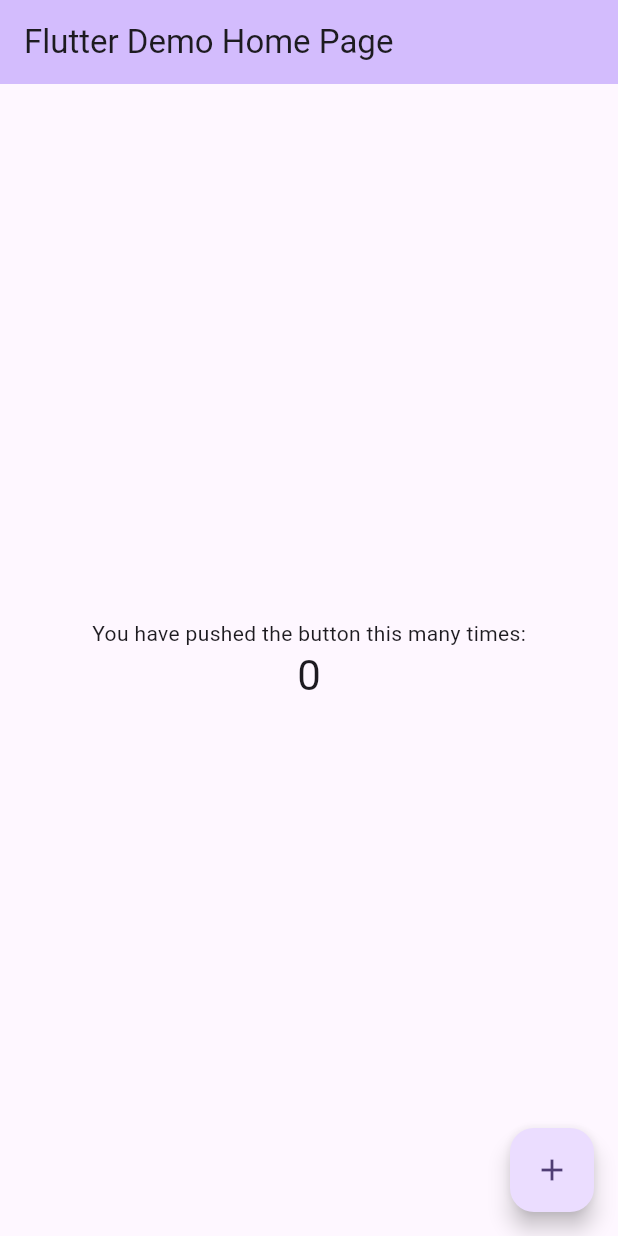
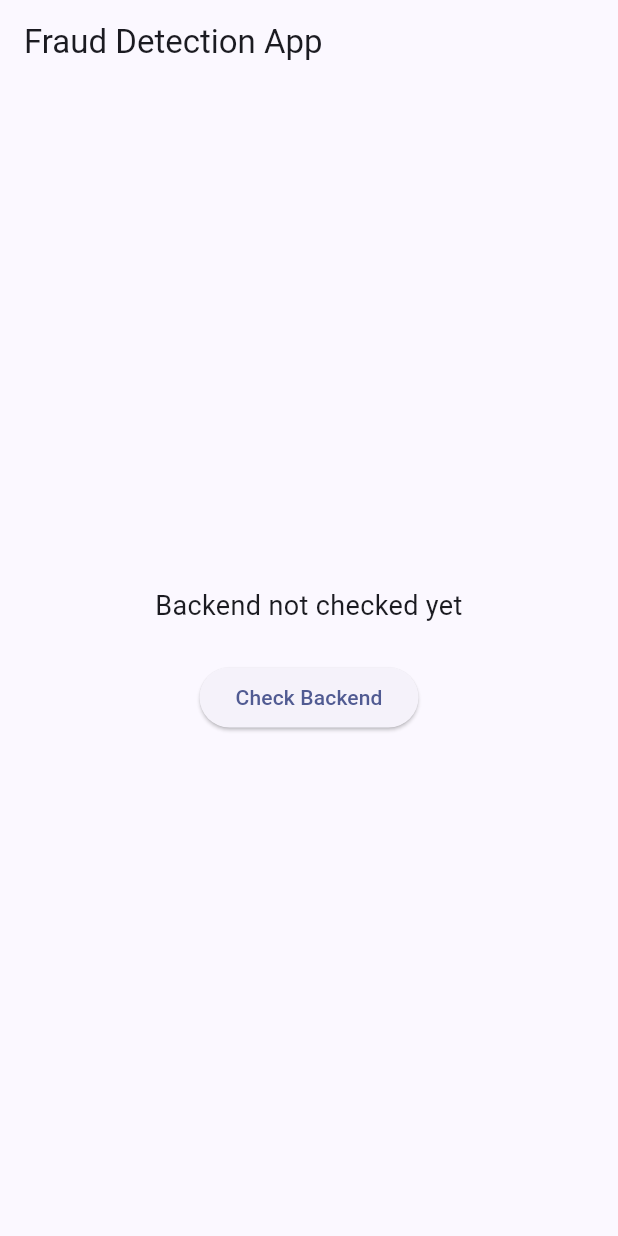
Before and after one commit to AbhishekPurbey02/fraud-detection-ml-system, a Flutter app: the screen it shows after launch, on a phone screen of 412 x 824 dp. Run offline on Flutter 3.47's test engine with Material 3 defaults, Android fonts, the phone set to English and light mode, and no system bars.

Commit message:
updatetd the Ui little bit and checking fetching the health route api in order to see the flutter is getting the api response or not

```diff
--- a/flutter_app/fraud_detection_app/lib/main.dart
+++ b/flutter_app/fraud_detection_app/lib/main.dart
@@ -1,122 +1,83 @@
+import 'dart:convert';
 import 'package:flutter/material.dart';
+import 'package:http/http.dart' as http;
 
 void main() {
-  runApp(const MyApp());
+  runApp(const FraudDetectionApp());
 }
 
-class MyApp extends StatelessWidget {
-  const MyApp({super.key});
+class FraudDetectionApp extends StatelessWidget {
+  const FraudDetectionApp({super.key});
 
-  // This widget is the root of your application.
   @override
   Widget build(BuildContext context) {
     return MaterialApp(
-      title: 'Flutter Demo',
+      title: 'Fraud Detection App',
+      debugShowCheckedModeBanner: false,
       theme: ThemeData(
-        // This is the theme of your application.
-        //
-        // TRY THIS: Try running your application with "flutter run". You'll see
-        // the application has a purple toolbar. Then, without quitting the app,
-        // try changing the seedColor in the colorScheme below to Colors.green
-        // and then invoke "hot reload" (save your changes or press the "hot
-        // reload" button in a Flutter-supported IDE, or press "r" if you used
-        // the command line to start the app).
-        //
-        // Notice that the counter didn't reset back to zero; the application
-        // state is not lost during the reload. To reset the state, use hot
-        // restart instead.
-        //
-        // This works for code too, not just values: Most code changes can be
-        // tested with just a hot reload.
-        colorScheme: ColorScheme.fromSeed(seedColor: Colors.deepPurple),
+        colorScheme: ColorScheme.fromSeed(seedColor: Colors.indigo),
+        useMaterial3: true,
       ),
-      home: const MyHomePage(title: 'Flutter Demo Home Page'),
+      home: const BackendCheckPage(),
     );
   }
 }
 
-class MyHomePage extends StatefulWidget {
-  const MyHomePage({super.key, required this.title});
-
-  // This widget is the home page of your application. It is stateful, meaning
-  // that it has a State object (defined below) that contains fields that affect
-  // how it looks.
-
-  // This class is the configuration for the state. It holds the values (in this
-  // case the title) provided by the parent (in this case the App widget) and
-  // used by the build method of the State. Fields in a Widget subclass are
-  // always marked "final".
-
-  final String title;
+class BackendCheckPage extends StatefulWidget {
+  const BackendCheckPage({super.key});
 
   @override
-  State<MyHomePage> createState() => _MyHomePageState();
+  State<BackendCheckPage> createState() => _BackendCheckPageState();
 }
 
-class _MyHomePageState extends State<MyHomePage> {
-  int _counter = 0;
+class _BackendCheckPageState extends State<BackendCheckPage> {
+  String statusMessage = 'Backend not checked yet';
 
-  void _incrementCounter() {
+  Future<void> checkBackendHealth() async {
+    final url = Uri.parse('http://127.0.0.1:5000/health');
+
+    final response = await http.get(url);
+
+    if (response.statusCode == 200) {
+      final data = jsonDecode(response.body);
+
       setState(() {
-      // This call to setState tells the Flutter framework that something has
-      // changed in this State, which causes it to rerun the build method below
-      // so that the display can reflect the updated values. If we changed
-      // _counter without calling setState(), then the build method would not be
-      // called again, and so nothing would appear to happen.
-      _counter++;
+        statusMessage =
+            'Status: ${data["status"]}\nModel Loaded: ${data["model_loaded"]}\nScaler Loaded: ${data["scaler_loaded"]}';
       });
+    } else {
+      setState(() {
+        statusMessage = 'Backend error: ${response.statusCode}';
+      });
+    }
   }
 
   @override
   Widget build(BuildContext context) {
-    // This method is rerun every time setState is called, for instance as done
-    // by the _incrementCounter method above.
-    //
-    // The Flutter framework has been optimized to make rerunning build methods
-    // fast, so that you can just rebuild anything that needs updating rather
-    // than having to individually change instances of widgets.
     return Scaffold(
       appBar: AppBar(
-        // TRY THIS: Try changing the color here to a specific color (to
-        // Colors.amber, perhaps?) and trigger a hot reload to see the AppBar
-        // change color while the other colors stay the same.
-        backgroundColor: Theme.of(context).colorScheme.inversePrimary,
-        // Here we take the value from the MyHomePage object that was created by
-        // the App.build method, and use it to set our appbar title.
-        title: Text(widget.title),
+        title: const Text('Fraud Detection App'),
       ),
       body: Center(
-        // Center is a layout widget. It takes a single child and positions it
-        // in the middle of the parent.
+        child: Padding(
+          padding: const EdgeInsets.all(24),
           child: Column(
-          // Column is also a layout widget. It takes a list of children and
-          // arranges them vertically. By default, it sizes itself to fit its
-          // children horizontally, and tries to be as tall as its parent.
-          //
-          // Column has various properties to control how it sizes itself and
-          // how it positions its children. Here we use mainAxisAlignment to
-          // center the children vertically; the main axis here is the vertical
-          // axis because Columns are vertical (the cross axis would be
-          // horizontal).
-          //
-          // TRY THIS: Invoke "debug painting" (choose the "Toggle Debug Paint"
-          // action in the IDE, or press "p" in the console), to see the
-          // wireframe for each widget.
             mainAxisAlignment: MainAxisAlignment.center,
-          children: <Widget>[
-            const Text('You have pushed the button this many times:'),
+            children: [
               Text(
-              '$_counter',
-              style: Theme.of(context).textTheme.headlineMedium,
+                statusMessage,
+                textAlign: TextAlign.center,
+                style: const TextStyle(fontSize: 18),
+              ),
+              const SizedBox(height: 24),
+              ElevatedButton(
+                onPressed: checkBackendHealth,
+                child: const Text('Check Backend'),
               ),
             ],
           ),
         ),
-      floatingActionButton: FloatingActionButton(
-        onPressed: _incrementCounter,
-        tooltip: 'Increment',
-        child: const Icon(Icons.add),
-      ), // This trailing comma makes auto-formatting nicer for build methods.
+      ),
     );
   }
 }
--- a/flutter_app/fraud_detection_app/pubspec.yaml
+++ b/flutter_app/fraud_detection_app/pubspec.yaml
@@ -31,6 +31,7 @@ dependencies:
   flutter:
     sdk: flutter
 
+  http: ^1.2.2
   # The following adds the Cupertino Icons font to your application.
   # Use with the CupertinoIcons class for iOS style icons.
   cupertino_icons: ^1.0.8
```
Also changed, not shown: flutter_app/fraud_detection_app/pubspec.lock. Lines whose indentation alone changed are shown as unchanged.
